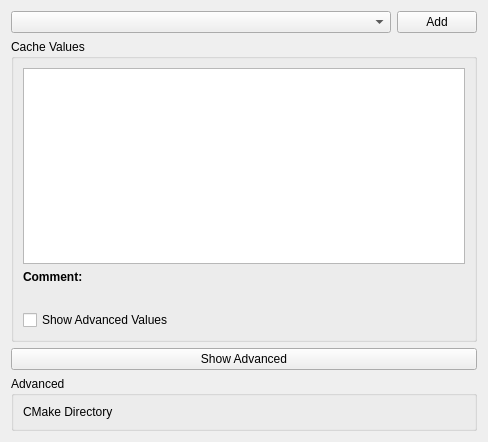
First picture: the form in buildtools/managers/cmake/cmakebuildsettings.ui, repository KDE/kdevelop, before the edit.
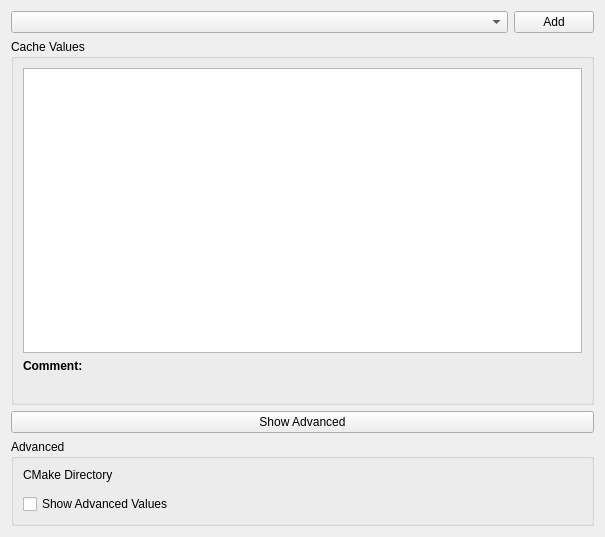
Second picture: the form after the edit. Custom widgets are drawn as their Qt base class.

Commit message: Fixed usability issues on the cmake configuration dialogs. Now they work as expected.

The edit to the form file:
```diff
--- a/buildtools/managers/cmake/cmakebuildsettings.ui
+++ b/buildtools/managers/cmake/cmakebuildsettings.ui
@@ -5,10 +5,16 @@
    <rect>
     <x>0</x>
     <y>0</y>
-    <width>488</width>
-    <height>442</height>
+    <width>605</width>
+    <height>537</height>
    </rect>
   </property>
+  <property name="sizePolicy" >
+   <sizepolicy vsizetype="Minimum" hsizetype="Preferred" >
+    <horstretch>0</horstretch>
+    <verstretch>0</verstretch>
+   </sizepolicy>
+  </property>
   <layout class="QVBoxLayout" >
    <item>
     <layout class="QHBoxLayout" >
@@ -35,8 +41,8 @@
      <property name="title" >
       <string>Cache Values</string>
      </property>
-     <layout class="QGridLayout" >
-      <item row="0" column="0" >
+     <layout class="QVBoxLayout" >
+      <item>
        <widget class="QTreeView" name="cacheList" >
         <property name="rootIsDecorated" >
          <bool>false</bool>
@@ -46,7 +52,7 @@
         </property>
        </widget>
       </item>
-      <item row="1" column="0" >
+      <item>
        <widget class="QLabel" name="label_6" >
         <property name="font" >
          <font>
@@ -59,20 +65,13 @@
         </property>
        </widget>
       </item>
-      <item row="2" column="0" >
+      <item>
        <widget class="QLabel" name="commentText" >
         <property name="text" >
          <string/>
         </property>
        </widget>
       </item>
-      <item row="3" column="0" >
-       <widget class="QCheckBox" name="showInternal" >
-        <property name="text" >
-         <string>Show Advanced Values</string>
-        </property>
-       </widget>
-      </item>
      </layout>
     </widget>
    </item>
@@ -91,10 +90,16 @@
    </item>
    <item>
     <widget class="QGroupBox" name="advancedBox" >
+     <property name="sizePolicy" >
+      <sizepolicy vsizetype="Fixed" hsizetype="Preferred" >
+       <horstretch>0</horstretch>
+       <verstretch>0</verstretch>
+      </sizepolicy>
+     </property>
      <property name="title" >
       <string>Advanced</string>
      </property>
-     <layout class="QHBoxLayout" >
+     <layout class="QVBoxLayout" >
       <item>
        <widget class="QLabel" name="label" >
         <property name="text" >
@@ -105,6 +110,13 @@
       <item>
        <widget class="KUrlRequester" name="kcfg_cmakeDir" />
       </item>
+      <item>
+       <widget class="QCheckBox" name="showInternal" >
+        <property name="text" >
+         <string>Show Advanced Values</string>
+        </property>
+       </widget>
+      </item>
      </layout>
     </widget>
    </item>
```
The commit also changes 6 other files.
